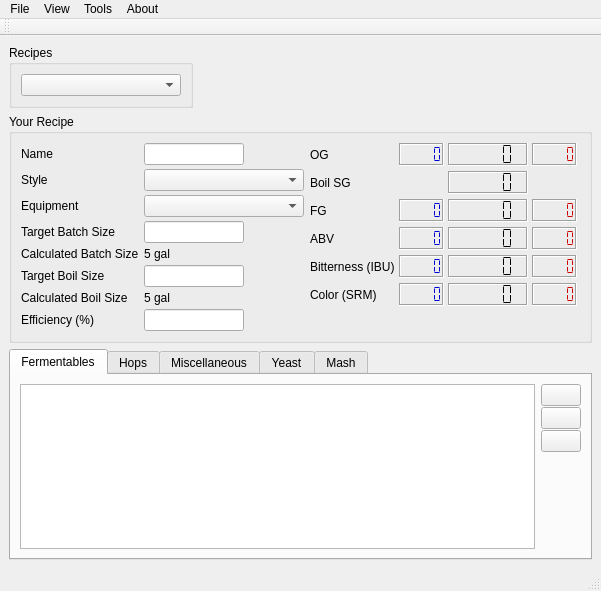
Qt form ui/mainWindow.ui (Brewtarget/brewtarget) before a commit.
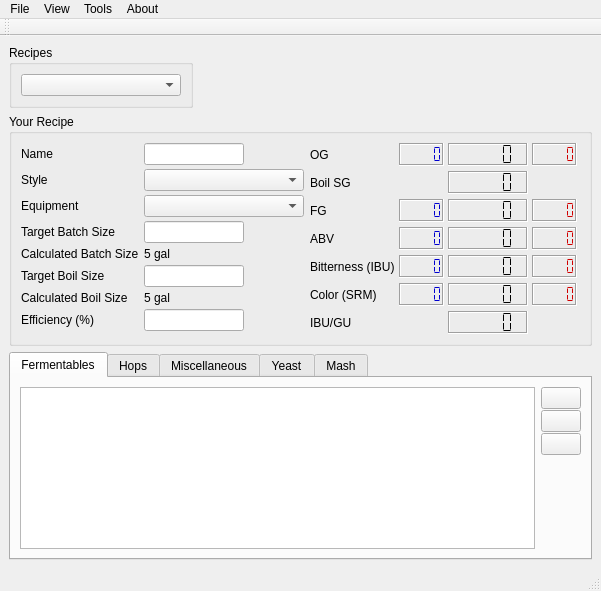
The same form after that commit. Icons and pictures are not drawn. Custom widgets are drawn as their Qt base class.

```diff
--- a/ui/mainWindow.ui
+++ b/ui/mainWindow.ui
@@ -1116,6 +1116,35 @@
                </property>
               </widget>
              </item>
+             <item row="6" column="0">
+              <widget class="QLabel" name="label_4">
+               <property name="text">
+                <string>IBU/GU</string>
+               </property>
+              </widget>
+             </item>
+             <item row="6" column="2">
+              <widget class="QLCDNumber" name="lcdNumber_ibugu">
+               <property name="sizePolicy">
+                <sizepolicy hsizetype="Minimum" vsizetype="Fixed">
+                 <horstretch>0</horstretch>
+                 <verstretch>0</verstretch>
+                </sizepolicy>
+               </property>
+               <property name="minimumSize">
+                <size>
+                 <width>80</width>
+                 <height>0</height>
+                </size>
+               </property>
+               <property name="frameShadow">
+                <enum>QFrame::Sunken</enum>
+               </property>
+               <property name="segmentStyle">
+                <enum>QLCDNumber::Flat</enum>
+               </property>
+              </widget>
+             </item>
             </layout>
            </item>
            <item>
```
Left out of the diff: 6 changed lines with no effect on the pictures.
